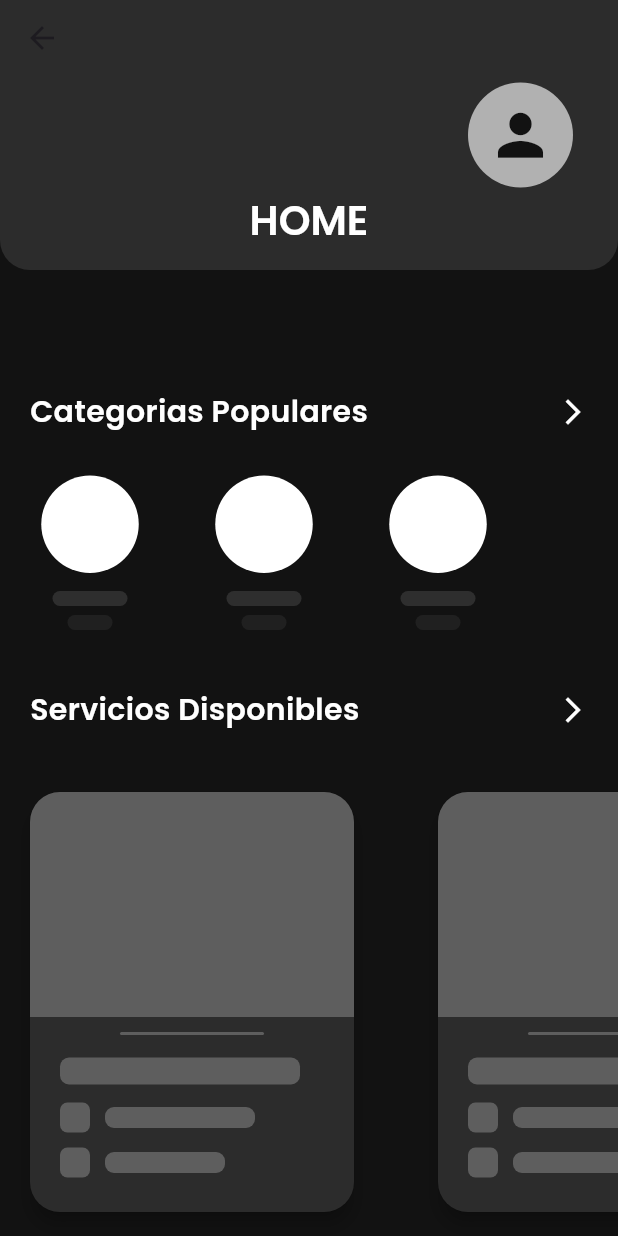
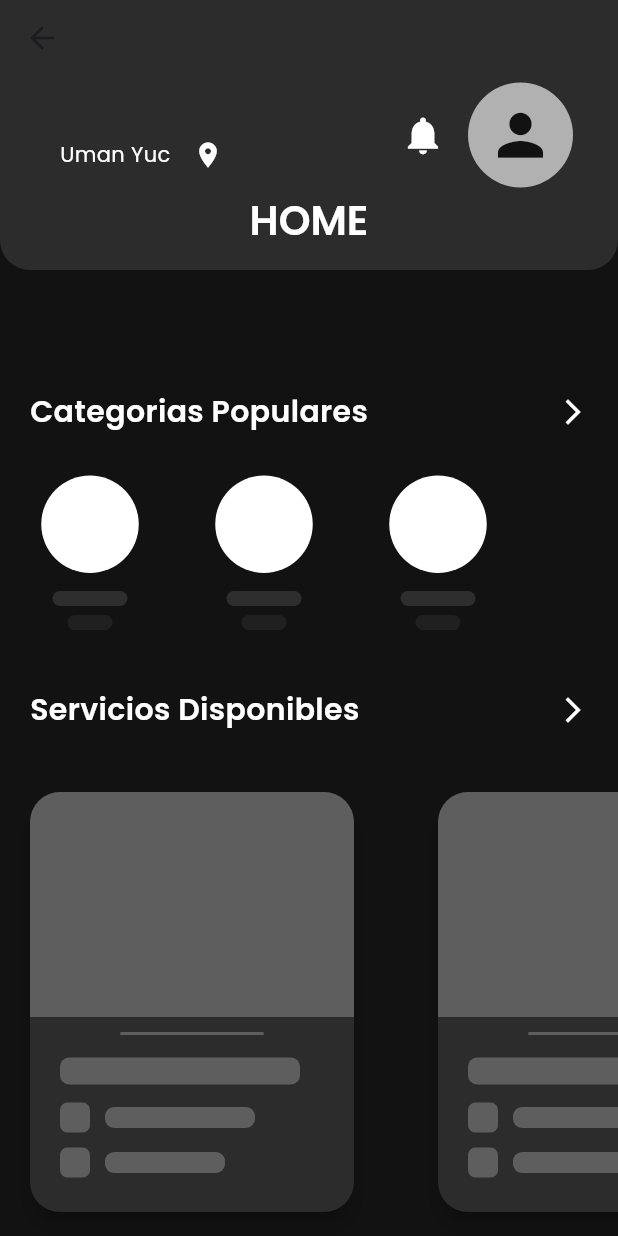
Before and after one commit to josue2718/Gixt, a Flutter app: the HomePage screen opened directly, on a phone screen of 412 x 824 dp. Run offline on Flutter 3.47's test engine with Material 3 defaults, Android fonts, the phone set to English and light mode, and no system bars; drawn by our look-alikes of flutter_animate, keyboard_dismisser; our stand-ins replace cached_network_image, carousel_slider, flutter_dotenv, flutter_svg, google_fonts, image_cropper and 3 more; accounts and stored records are empty; network calls fail.

Commit message:
update page home

```diff
--- a/lib/pages/home.dart
+++ b/lib/pages/home.dart
@@ -148,6 +148,10 @@ class _HomePageState extends State<HomePage> {
             direction: Axis.horizontal,
             children: [
               const SizedBox(width: 40),
+              Column(
+                mainAxisAlignment: MainAxisAlignment.center,
+                crossAxisAlignment: CrossAxisAlignment.center,
+                children: [
                   Text(
                     username ?? '',
                     style: GoogleFonts.poppins(
@@ -155,7 +159,35 @@ class _HomePageState extends State<HomePage> {
                       color: colortitulo,
                     ),
                   ),
+                  Row(
+                 children: [
+                  Text(
+                     'Uman Yuc',
+                    style: GoogleFonts.poppins(
+                      fontSize: 14,
+                      color: colortitulo,
+                    ),
+                  ),
+                  const SizedBox(width: 15),
+                  const Icon(
+                    Icons.location_on,
+                    color: colortitulo,
+                    size: 20,
+                  ),
+
+                  ]
+                  )
+                ]
+              ),
               const Spacer(),
+              Row(
+                children: [
+                  const Icon(
+                    Icons.notifications,
+                    color: colortitulo,
+                    size: 30,
+                  ),
+                  const SizedBox(width: 15),
                   img != null
                       ?
                   Container(
@@ -185,7 +217,10 @@ class _HomePageState extends State<HomePage> {
                         iconSize: 45,
                       ),
                   ),
+                ]
+              ),
               const SizedBox(width: 30),
+
             ],
           ),
         ),
@@ -265,7 +300,6 @@ class _HomePageState extends State<HomePage> {
 
   Widget _buildCategoriaItem() {
   final isLoading = apicategoria.categorias.isEmpty;
-
   return SizedBox(
     height: 150,
     child: GridView.builder(
@@ -287,7 +321,7 @@ class _HomePageState extends State<HomePage> {
         final categoria = apicategoria.categorias[index];
         return Options(nombre: categoria.nombre);
       },
-    ),
+    ).animate().fade().slideX(begin: -0.2),
   );
 }
 
@@ -388,7 +422,7 @@ class _HomePageState extends State<HomePage> {
           ),
         ],
       ),
-    );
+    ).animate().fade().slideX(begin: -0.2);
   }
 
 
--- a/lib/services/Anuncios_service.dart
+++ b/lib/services/Anuncios_service.dart
@@ -31,8 +31,8 @@ class Anuncio_service {
   List<Anuncio> anuncio = []; // Lista de empresas
   bool isLoading = false;
   bool hasMore = true;
-  static const String _cacheKey = 'user_cache';
-  static const String _cacheTimeKey = 'user_cache_time';
+  static const String _cacheKey = 'anuncio_cache';
+  static const String _cacheTimeKey = 'anuncio_cache_time';
 
   set loading(bool loading) {}
 
@@ -86,8 +86,6 @@ class Anuncio_service {
 
     if (response.statusCode == 200) {
       final List<dynamic> jsonResponse = json.decode(response.body);
-      anuncio.clear();
-      anuncio.addAll(jsonResponse.map((item) => Anuncio.fromJson(item)).toList());
       print( jsonResponse);
       anuncio
         ..clear()
```
Lines whose indentation alone changed are shown as unchanged.
